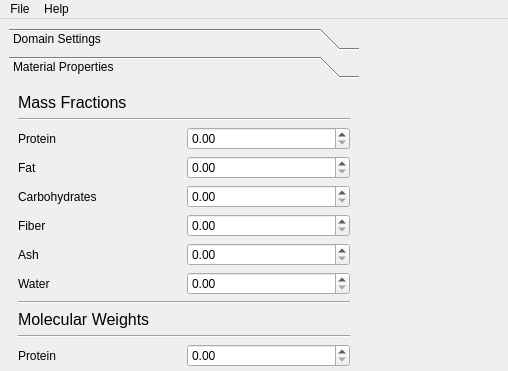
First picture: the form in gui/freezing.ui, repository mirrorscotty/fe-solver, before the edit; both pictures show x 0 to 508 and y 0 to 371 of the 826 by 680 pixel window.
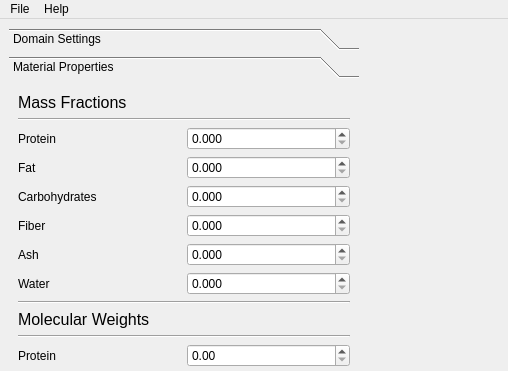
Second picture: the form after the edit. Custom widgets are drawn as their Qt base class.

Diff of the .ui file:
```diff
--- a/gui/freezing.ui
+++ b/gui/freezing.ui
@@ -207,7 +207,7 @@
          <x>0</x>
          <y>0</y>
          <width>340</width>
-         <height>519</height>
+         <height>383</height>
         </rect>
        </property>
        <attribute name="label">
@@ -244,6 +244,9 @@
           </item>
           <item>
            <widget class="QDoubleSpinBox" name="spinMPro">
+            <property name="decimals">
+             <number>3</number>
+            </property>
             <property name="maximum">
              <double>1.000000000000000</double>
             </property>
@@ -265,6 +268,9 @@
           </item>
           <item>
            <widget class="QDoubleSpinBox" name="spinMFat">
+            <property name="decimals">
+             <number>3</number>
+            </property>
             <property name="maximum">
              <double>1.000000000000000</double>
             </property>
@@ -286,6 +292,9 @@
           </item>
           <item>
            <widget class="QDoubleSpinBox" name="spinMCar">
+            <property name="decimals">
+             <number>3</number>
+            </property>
             <property name="maximum">
              <double>1.000000000000000</double>
             </property>
@@ -307,6 +316,9 @@
           </item>
           <item>
            <widget class="QDoubleSpinBox" name="spinMFib">
+            <property name="decimals">
+             <number>3</number>
+            </property>
             <property name="maximum">
              <double>1.000000000000000</double>
             </property>
@@ -328,6 +340,9 @@
           </item>
           <item>
            <widget class="QDoubleSpinBox" name="spinMAsh">
+            <property name="decimals">
+             <number>3</number>
+            </property>
             <property name="maximum">
              <double>1.000000000000000</double>
             </property>
@@ -349,6 +364,9 @@
           </item>
           <item>
            <widget class="QDoubleSpinBox" name="spinMWat">
+            <property name="decimals">
+             <number>3</number>
+            </property>
             <property name="maximum">
              <double>1.000000000000000</double>
             </property>
```
Left out of the diff: 8 changed lines with no effect on the pictures.
